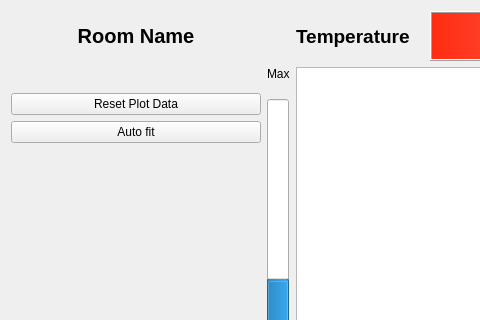
First picture: the form in COMET/QT_Designer_UI/environment_monitor.ui, repository Chilldose/COMET, before the edit; both pictures show x 0 to 480 and y 0 to 320 of the 1133 by 498 pixel window.
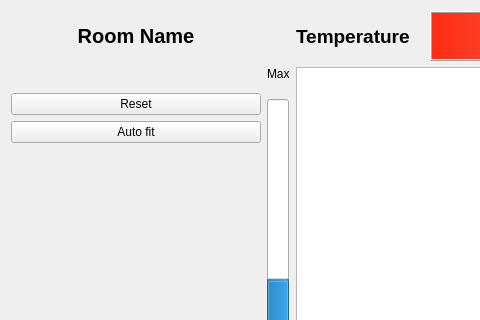
Second picture: the form after the edit. Custom widgets are drawn as their Qt base class.

```diff
--- a/COMET/QT_Designer_UI/environment_monitor.ui
+++ b/COMET/QT_Designer_UI/environment_monitor.ui
@@ -79,7 +79,7 @@
           </size>
          </property>
          <property name="text">
-          <string>Reset Plot Data</string>
+          <string>Reset</string>
          </property>
         </widget>
        </item>
```
Left out of the diff: 2 changed lines with no effect on the pictures.
